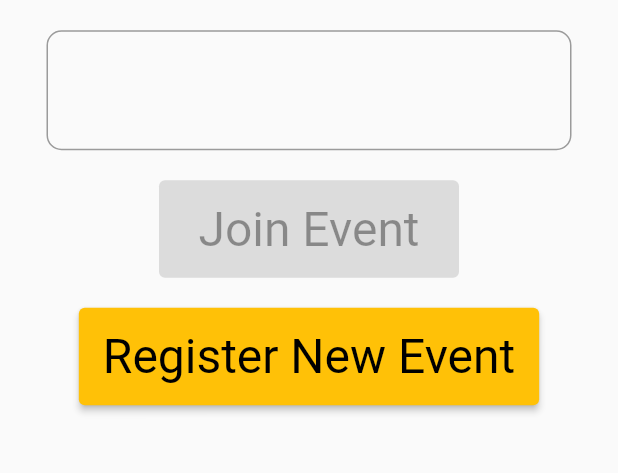
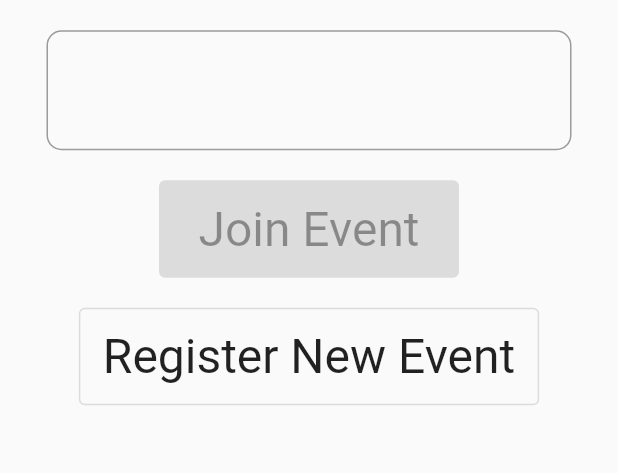
Before and after one commit to ImperialOctopus/people-counter, a Flutter app: the screen it shows after launch, on a phone screen of 412 x 824 dp, the part 452-925 px from its top. Run offline on Flutter 3.47's test engine with Material 2 defaults, Android fonts, the light colour scheme and no system bars; our stand-ins replace cloud_firestore, equatable, firebase_core, flutter_bloc; accounts and stored records are empty.

Commit message:
Change register new button

```diff
--- a/lib/screen/room_select_screen.dart
+++ b/lib/screen/room_select_screen.dart
@@ -93,7 +93,7 @@ class _RoomSelectScreenState extends State<RoomSelectScreen> {
                             Padding(
                               padding: const EdgeInsets.symmetric(vertical: 10),
                             ),
-                            ElevatedButton(
+                            OutlinedButton(
                               child: Text('Register New Event'),
                               onPressed: () => showDialog(
                                 context: context,
```
